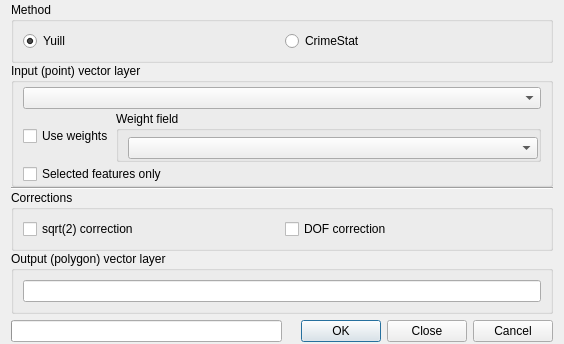
Qt form SDEllipse.ui (havatv/qgisstandarddeviationalellipseplugin) before a commit.
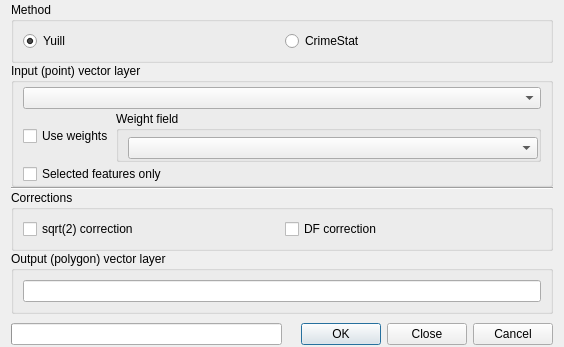
The same form after that commit.

Commit message: UI spelling mistake fix

The edit to the form file:
```diff
--- a/SDEllipse.ui
+++ b/SDEllipse.ui
@@ -7,7 +7,7 @@
     <x>0</x>
     <y>0</y>
     <width>564</width>
-    <height>344</height>
+    <height>347</height>
    </rect>
   </property>
   <property name="windowTitle">
@@ -170,7 +170,7 @@
            <string>Correct using degrees of freedom (DOF)</string>
           </property>
           <property name="text">
-           <string>DOF correction</string>
+           <string>DF correction</string>
           </property>
          </widget>
         </item>
```
Left out of the diff: 4 changed lines with no effect on the pictures.
